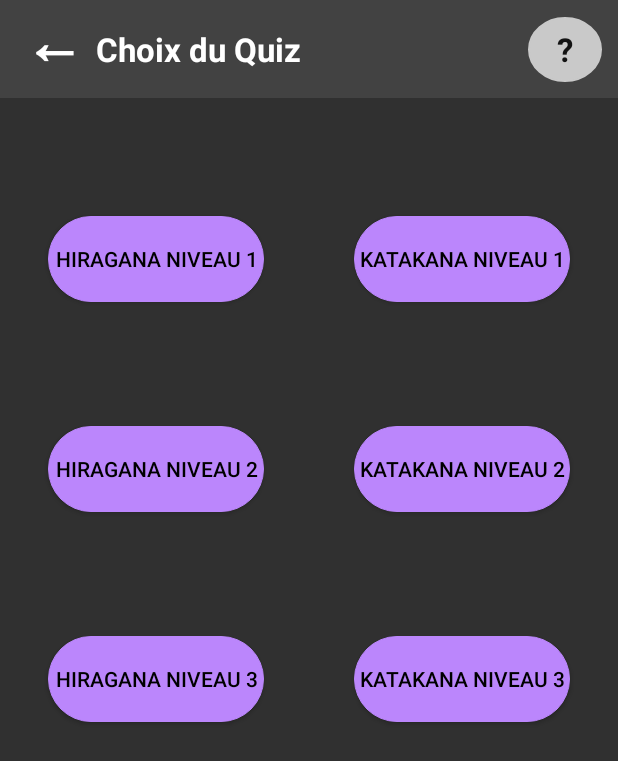
After one commit to TaigaProZz/Learn-Jap-App, an Android app: the SettingsQuiz screen opened directly, with no data from a screen before it, on a phone screen of 412 x 824 dp. The commit adds this screen. Shown: the top 761 px of the screen. Run offline under Robolectric (Android 15) with nearby library versions, the phone set to English and light mode, and no system bars.

Commit message:
Quiz levels for hiragana added, activity to choose the level for quiz
level 1 , 2 , 3 for hiragana added,
activity with button to ask to user which levels he wants to play

```diff
--- a/app/src/main/AndroidManifest.xml
+++ b/app/src/main/AndroidManifest.xml
@@ -10,7 +10,7 @@
         android:roundIcon="@mipmap/ic_launcher_round"
         android:supportsRtl="true"
         android:theme="@style/Theme.AppCompat.NoActionBar">
-
+        <activity android:name=".kanjikana.Quiz.SettingsQuiz"></activity>
         <activity android:name=".kanjikana.Kana.KanaAdapter" />
         <activity android:name=".kanjikana.Kana.KatakanaActivity" />
         <activity
--- /dev/null
+++ b/app/src/main/java/fr/taigaprozz/kanjikana/Quiz/SettingsQuiz.java
@@ -0,0 +1,72 @@
+package fr.taigaprozz.kanjikana.Quiz;
+
+import android.content.Intent;
+import android.os.Bundle;
+import android.widget.Button;
+import android.widget.TextView;
+
+import androidx.appcompat.app.AppCompatActivity;
+
+import fr.taigaprozz.R;
+import fr.taigaprozz.kanjikana.MainActivity;
+
+public class SettingsQuiz extends AppCompatActivity {
+
+
+    @Override
+    protected void onCreate(Bundle savedInstanceState) {
+        super.onCreate(savedInstanceState);
+        setContentView(R.layout.activity_settings_quiz);
+
+        // collect all components in layout
+        TextView backArrow = findViewById(R.id.goingBackArrow);
+        Button hiraganaLevel1 = findViewById(R.id.hiragana_level1);
+        Button hiraganaLevel2 = findViewById(R.id.hiragana_level2);
+        Button hiraganaLevel3 = findViewById(R.id.hiragana_level3);
+        Button katakanaLevel1 = findViewById(R.id.katakana_level1);
+        Button katakanaLevel2 = findViewById(R.id.katakana_level2);
+        Button katakanaLevel3 = findViewById(R.id.katakana_level3);
+
+        hiraganaLevel1.setOnClickListener(v -> {
+            finish();
+            startActivity(new Intent(getApplicationContext(), Quiz.class));
+            Levels.getInstance().setLevel_hiragana(1);
+        });
+
+        hiraganaLevel2.setOnClickListener(v -> {
+            finish();
+            startActivity(new Intent(getApplicationContext(), Quiz.class));
+            Levels.getInstance().setLevel_hiragana(2);
+        });
+
+        hiraganaLevel3.setOnClickListener(v -> {
+            finish();
+            startActivity(new Intent(getApplicationContext(), Quiz.class));
+            Levels.getInstance().setLevel_hiragana(3);
+        });
+
+        katakanaLevel1.setOnClickListener(v -> {
+            finish();
+            startActivity(new Intent(getApplicationContext(), Quiz.class));
+            Levels.getInstance().setLevel_katakana(1);
+        });
+
+        katakanaLevel2.setOnClickListener(v -> {
+            finish();
+            startActivity(new Intent(getApplicationContext(), Quiz.class));
+            Levels.getInstance().setLevel_katakana(2);
+        });
+
+        katakanaLevel3.setOnClickListener(v -> {
+            finish();
+            startActivity(new Intent(getApplicationContext(), Quiz.class));
+            Levels.getInstance().setLevel_katakana(3);
+        });
+
+        backArrow.setOnClickListener(v -> {
+            finish();
+            startActivity(new Intent(getApplicationContext(), MainActivity.class));
+        });
+
+    }
+}
--- /dev/null
+++ b/app/src/main/res/drawable/background_circle.xml
@@ -0,0 +1,10 @@
+<?xml version="1.0" encoding="utf-8"?>
+<shape xmlns:android="http://schemas.android.com/apk/res/android"
+    android:shape="oval"
+    android:layout_height="wrap_content"
+    android:layout_width="wrap_content">
+
+    <corners android:radius="1dp"  />
+    <stroke android:width="1dp" android:color="@color/white_grey" />
+    <solid android:color="@color/white_grey" />
+</shape>
--- /dev/null
+++ b/app/src/main/res/layout/activity_settings_quiz.xml
@@ -0,0 +1,144 @@
+<?xml version="1.0" encoding="utf-8"?>
+<androidx.constraintlayout.widget.ConstraintLayout xmlns:android="http://schemas.android.com/apk/res/android"
+    xmlns:app="http://schemas.android.com/apk/res-auto"
+    xmlns:tools="http://schemas.android.com/tools"
+    android:layout_width="match_parent"
+    android:layout_height="match_parent"
+    tools:context=".kanjikana.Quiz.SettingsQuiz">
+
+    <androidx.appcompat.widget.Toolbar
+        android:layout_width="match_parent"
+        android:layout_height="wrap_content"
+        android:background="@color/dark_grey"
+        tools:layout_editor_absoluteX="-66dp"
+        tools:layout_editor_absoluteY="3dp"
+        tools:ignore="MissingConstraints">
+
+        <androidx.constraintlayout.widget.ConstraintLayout
+            android:layout_width="match_parent"
+            android:layout_height="match_parent" >
+        <TextView
+            android:id="@+id/goingBackArrow"
+            android:layout_width="36dp"
+            android:layout_height="65dp"
+            android:text="@string/back"
+            android:textColor="@color/white"
+            android:textSize="40sp"
+            android:textStyle="bold"
+            app:layout_constraintBottom_toBottomOf="parent"
+            app:layout_constraintStart_toStartOf="parent"
+            app:layout_constraintTop_toTopOf="parent" />
+
+            <TextView
+                android:layout_width="wrap_content"
+                android:layout_height="wrap_content"
+                android:layout_marginStart="12dp"
+                android:text="@string/test_quiz"
+                android:textColor="@color/white"
+                android:textStyle="bold"
+                android:textSize="22sp"
+                app:layout_constraintBottom_toBottomOf="parent"
+                app:layout_constraintStart_toEndOf="@+id/goingBackArrow"
+                app:layout_constraintTop_toTopOf="parent" />
+
+            <TextView
+                android:layout_width="49dp"
+                android:layout_height="43dp"
+                android:layout_marginStart="300dp"
+                android:background="@drawable/background_circle"
+                android:gravity="center"
+                android:text="@string/help"
+                android:textColor="@color/black_grey"
+                android:textSize="22sp"
+                android:textStyle="bold"
+                app:layout_constraintBottom_toBottomOf="parent"
+                app:layout_constraintStart_toEndOf="@+id/goingBackArrow"
+                app:layout_constraintTop_toTopOf="parent" />
+
+        </androidx.constraintlayout.widget.ConstraintLayout>
+    </androidx.appcompat.widget.Toolbar>
+
+    <Button
+        android:id="@+id/hiragana_level1"
+        android:background="@drawable/background_button_rectangle_purple200"
+        android:textColor="@color/black"
+        android:layout_width="144dp"
+        android:layout_height="57dp"
+        android:layout_marginStart="32dp"
+        android:layout_marginTop="144dp"
+
+        app:layout_constraintStart_toStartOf="parent"
+        app:layout_constraintTop_toTopOf="parent"
+        android:text="@string/hiragana_niveau_1"
+        android:gravity="center"
+
+        />
+
+    <Button
+        android:background="@drawable/background_button_rectangle_purple200"
+        android:textColor="@color/black"
+        android:id="@+id/hiragana_level2"
+        android:layout_width="144dp"
+        android:layout_height="57dp"
+        android:layout_marginStart="32dp"
+        android:layout_marginTop="284dp"
+        app:layout_constraintStart_toStartOf="parent"
+        app:layout_constraintTop_toTopOf="parent"
+        android:text="@string/hiragana_niveau_2"
+        />
+
+    <Button
+        android:background="@drawable/background_button_rectangle_purple200"
+        android:textColor="@color/black"
+        android:id="@+id/hiragana_level3"
+        android:layout_width="144dp"
+        android:layout_height="57dp"
+        android:layout_marginStart="32dp"
+        android:layout_marginTop="424dp"
+        app:layout_constraintStart_toStartOf="parent"
+        app:layout_constraintTop_toTopOf="parent"
+        android:text="@string/hiragana_niveau_3"
+        />
+
+    <Button
+        android:background="@drawable/background_button_rectangle_purple200"
+        android:textColor="@color/black"
+        android:id="@+id/katakana_level1"
+        android:layout_width="144dp"
+        android:layout_height="57dp"
+        android:layout_marginTop="144dp"
+        android:layout_marginEnd="32dp"
+        app:layout_constraintEnd_toEndOf="parent"
+        app:layout_constraintTop_toTopOf="parent"
+        android:text="@string/katakana_niveau_1"
+        />
+
+    <Button
+        android:background="@drawable/background_button_rectangle_purple200"
+        android:textColor="@color/black"
+        android:id="@+id/katakana_level2"
+        android:layout_width="144dp"
+        android:layout_height="57dp"
+        android:layout_marginTop="284dp"
+        android:layout_marginEnd="32dp"
+        app:layout_constraintEnd_toEndOf="parent"
+        app:layout_constraintTop_toTopOf="parent"
+        android:text="@string/katakana_niveau_2"
+        />
+
+    <Button
+        android:background="@drawable/background_button_rectangle_purple200"
+        android:textColor="@color/black"
+        android:id="@+id/katakana_level3"
+        android:layout_width="144dp"
+        android:layout_height="57dp"
+        android:layout_marginTop="424dp"
+        android:layout_marginEnd="32dp"
+        app:layout_constraintEnd_toEndOf="parent"
+        app:layout_constraintTop_toTopOf="parent"
+        android:text="@string/katakana_niveau_3"
+        />
+
+
+
+</androidx.constraintlayout.widget.ConstraintLayout>
--- a/app/src/main/res/values/strings.xml
+++ b/app/src/main/res/values/strings.xml
@@ -8,7 +8,7 @@
     <string name="kana_default_name">Kana</string>
     <string name="nom_kana">15sp</string>
     <string name="title_activity_kana_scroll">ScrollingActivity</string>
-    <string name="action_settings">Settings</string>
+    <string name="action_settings">⚙︎</string>
     <string name="todo">TODO</string>
     <string name="title_activity_scrolling">Kana</string>
     <string name="retour">Retour</string>
@@ -32,6 +32,18 @@
     <string name="bonne_reponse">Bonne réponse !</string>
     <string name="mauvaise_reponse">Mauvaise réponse !</string>
     <string name="text_revis">Pour réviser ses kana :</string>
-
-
+    <string name="test_quiz">Choix du Quiz</string>
+    <string name="choix_niveau">Choix Niveau</string>
+    <string name="hiragana_niveau_1">Hiragana
+        Niveau 1</string>
+    <string name="hiragana_niveau_2">Hiragana Niveau 2</string>
+    <string name="hiragana_niveau_3">Hiragana
+        Niveau 3</string>
+    <string name="katakana_niveau_1">Katakana
+        Niveau 1</string>
+    <string name="katakana_niveau_2">Katakana
+        Niveau 2</string>
+    <string name="katakana_niveau_3">Katakana
+        Niveau 3</string>
+    <string name="help">?</string>
 </resources>
```
Also changed, not shown: app/src/main/java/fr/taigaprozz/kanjikana/MainActivity.java (+7 -10 lines), app/src/main/java/fr/taigaprozz/kanjikana/Quiz/Levels.java (added, +29 -0 lines), app/src/main/java/fr/taigaprozz/kanjikana/Quiz/Quiz.java (+226 -46 lines), app/src/main/res/layout/activity_quiz.xml (+15 -2 lines), app/src/main/res/menu/toolbar.xml (added, +11 -0 lines), app/src/main/res/drawable/settings.png (added), app/src/main/res/drawable/settings_2.png (added).
